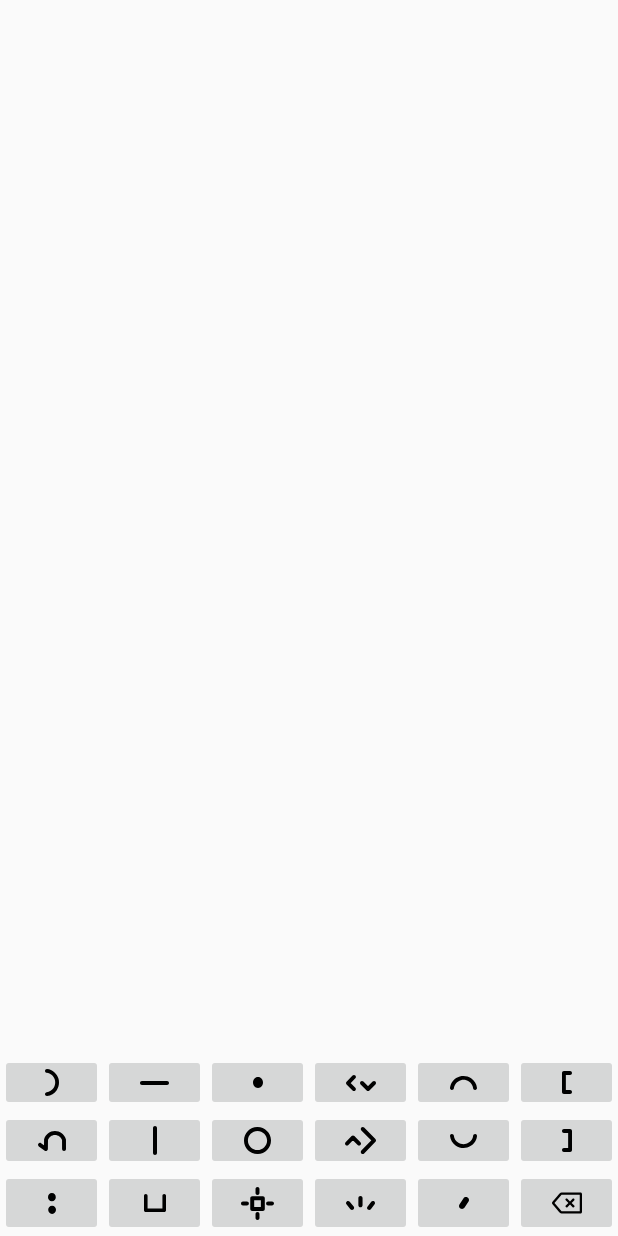
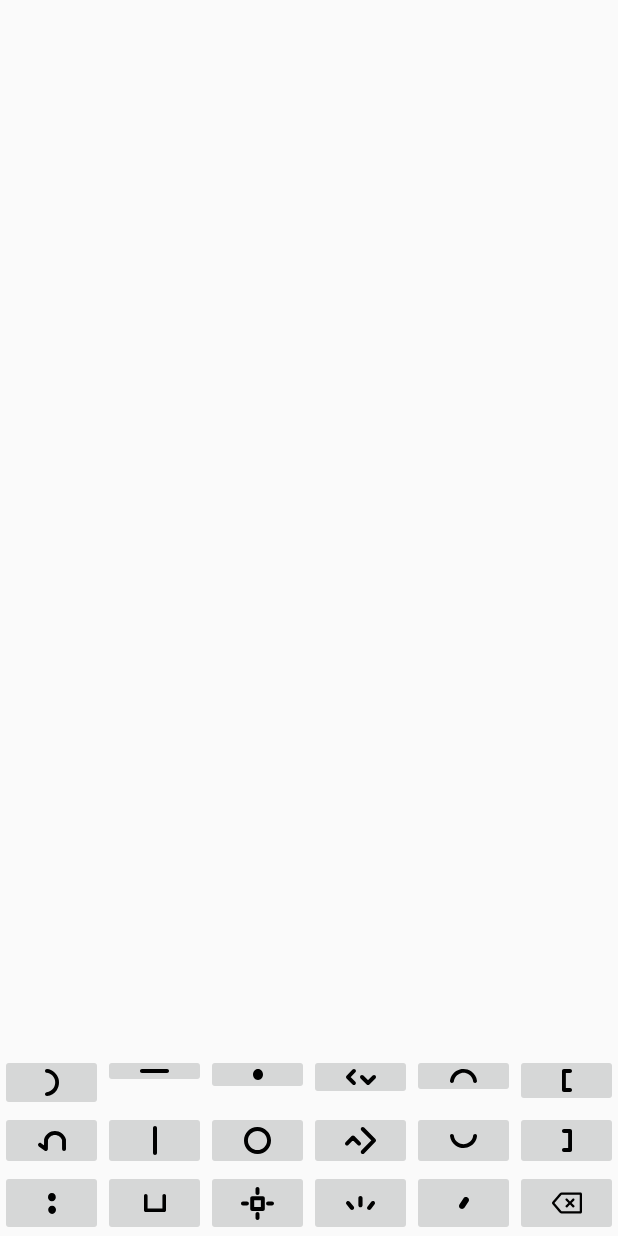
Before and after one commit to mathmaster13/wakalito-android, an Android app built with Jetpack Compose: the layout k.xml on its own in the app's theme, with its tools: preview values and no code run, on a phone screen of 412 x 824 dp. Run offline under Robolectric (Android 15) with nearby library versions, the phone set to English and light mode, and no system bars.

Commit message:
ONE PIECE DOWN

```diff
--- a/app/src/main/res/layout/k.xml
+++ b/app/src/main/res/layout/k.xml
@@ -10,59 +10,71 @@
         android:layout_height="24sp"
         android:layout_width="match_parent"/>
 
-    <LinearLayout
+    <androidx.constraintlayout.widget.ConstraintLayout
         android:layout_width="match_parent"
         android:layout_height="0dp"
         android:layout_weight="1">
 
         <ImageButton
             android:id="@+id/la"
+            android:layout_width="0dp"
             android:layout_height="match_parent"
-            android:layout_width="0dp"
-            android:layout_weight="1"
             android:contentDescription="la"
-            android:src="@drawable/la" />
+            android:src="@drawable/la"
+            app:layout_constraintEnd_toStartOf="@+id/hor"
+            app:layout_constraintStart_toStartOf="parent"
+            app:layout_constraintHorizontal_chainStyle="spread"/>
 
         <ImageButton
             android:id="@+id/hor"
+            android:layout_width="0dp"
             android:layout_height="match_parent"
-            android:layout_width="0dp"
-            android:layout_weight="1"
             android:contentDescription="horizontal line"
-            android:src="@drawable/hor" />
+            android:src="@drawable/hor"
+            app:layout_constraintEnd_toStartOf="@+id/dot"
+            app:layout_constraintStart_toEndOf="@id/la"
+            app:layout_constraintHorizontal_chainStyle="spread"/>
 
         <ImageButton
             android:id="@+id/dot"
+            android:layout_width="0dp"
             android:layout_height="match_parent"
-            android:layout_width="0dp"
-            android:layout_weight="1"
             android:contentDescription="dot"
-            android:src="@drawable/dot" />
+            android:src="@drawable/dot"
+            app:layout_constraintEnd_toStartOf="@+id/down"
+            app:layout_constraintStart_toEndOf="@id/hor"
+            app:layout_constraintHorizontal_chainStyle="spread"/>
 
         <ImageButton
             android:id="@+id/down"
+            android:layout_width="0dp"
             android:layout_height="match_parent"
-            android:layout_width="0dp"
-            android:layout_weight="1"
             android:contentDescription="down/left arrow"
-            android:src="@drawable/down" />
+            android:src="@drawable/down"
+            app:layout_constraintEnd_toStartOf="@+id/ike"
+            app:layout_constraintStart_toEndOf="@id/dot"
+            app:layout_constraintHorizontal_chainStyle="spread"/>
 
         <ImageButton
             android:id="@+id/ike"
+            android:layout_width="0dp"
             android:layout_height="match_parent"
-            android:layout_width="0dp"
-            android:layout_weight="1"
             android:contentDescription="ike"
-            android:src="@drawable/ike" />
+            android:src="@drawable/ike"
+            app:layout_constraintEnd_toStartOf="@+id/bracket_open"
+            app:layout_constraintStart_toEndOf="@id/down"
+            app:layout_constraintHorizontal_chainStyle="spread"/>
 
         <ImageButton
             android:id="@+id/bracket_open"
+            android:layout_width="0dp"
             android:layout_height="match_parent"
-            android:layout_width="0dp"
-            android:layout_weight="1"
             android:contentDescription="opening bracket"
-            android:src="@drawable/bracket_open" />
-    </LinearLayout>
+            android:src="@drawable/bracket_open"
+            app:layout_constraintEnd_toEndOf="parent"
+            app:layout_constraintStart_toEndOf="@id/ike"
+            app:layout_constraintHorizontal_chainStyle="spread"/>
+    </androidx.constraintlayout.widget.ConstraintLayout>
 
     <LinearLayout
         android:layout_width="match_parent"
```
